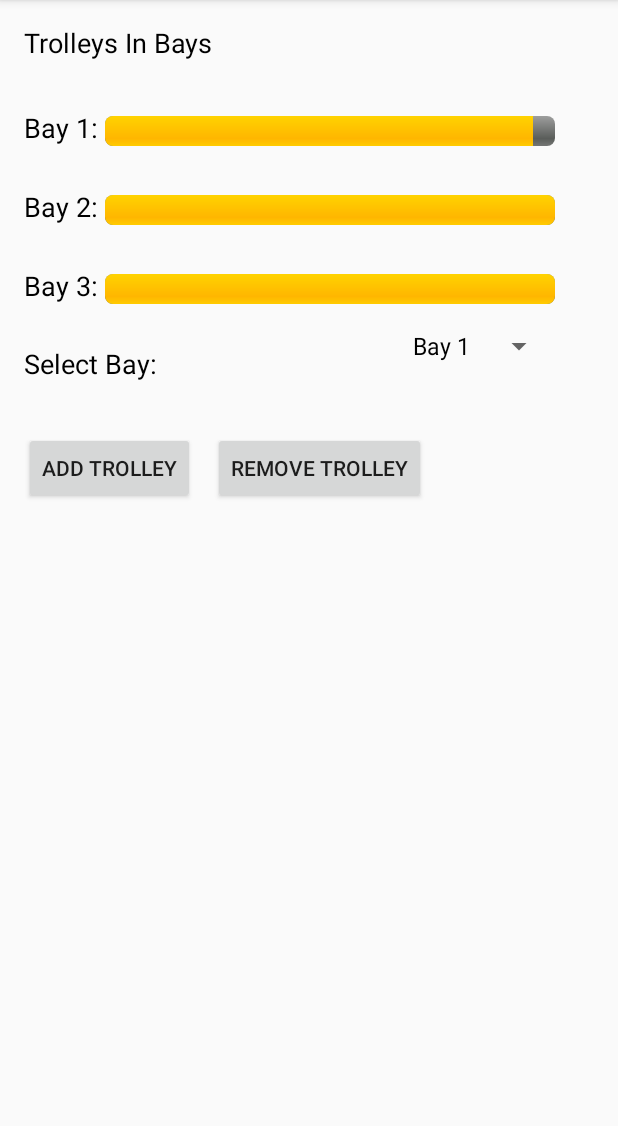
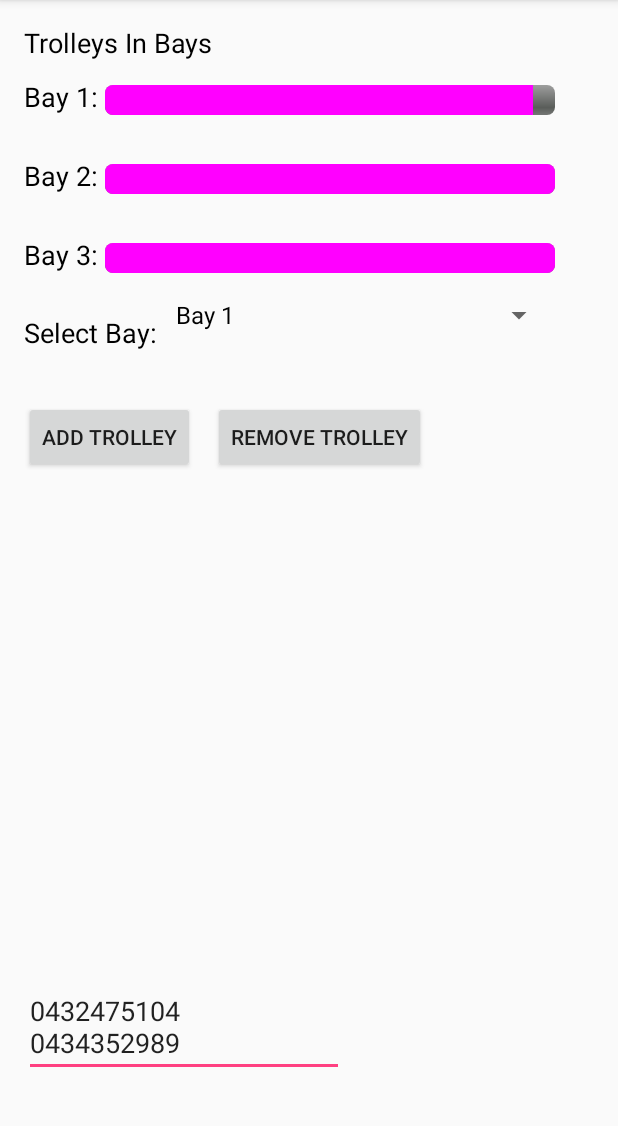
Before and after one commit to The-Scrum-Masters/archive-carro-inteligente, an Android app: the NotificationServer screen opened directly, with no data from a screen before it, after a tap on "REMOVE TROLLEY", on a phone screen of 412 x 824 dp, the part 84-1210 px from its top. Run offline under Robolectric (Android 15) with nearby library versions, the phone set to English and light mode, and no system bars.

Commit message:
Can now send data to a single phone at a time when a bay is low on trolleys

```diff
--- a/src/android/TrolleyReader/app/build.gradle
+++ b/src/android/TrolleyReader/app/build.gradle
@@ -17,6 +17,9 @@ android {
             proguardFiles getDefaultProguardFile('proguard-android.txt'), 'proguard-rules.pro'
         }
     }
+    compileOptions {
+
+    }
 }
 
 dependencies {
--- a/src/android/TrolleyReader/app/src/main/java/com/TheScrumMasters/TrolleyReader/NotificationClient.java
+++ b/src/android/TrolleyReader/app/src/main/java/com/TheScrumMasters/TrolleyReader/NotificationClient.java
@@ -122,4 +122,11 @@ public class NotificationClient extends AppCompatActivity implements ISMSHandler
                 .show();
     }
 
+    @Override
+    protected void onDestroy()
+    {
+        smsHandler.destroy();
+        super.onDestroy();
+    }
+
 }
--- a/src/android/TrolleyReader/app/src/main/java/com/TheScrumMasters/TrolleyReader/NotificationServer.java
+++ b/src/android/TrolleyReader/app/src/main/java/com/TheScrumMasters/TrolleyReader/NotificationServer.java
@@ -1,9 +1,13 @@
 package com.TheScrumMasters.TrolleyReader;
 
+import android.content.res.ColorStateList;
+import android.graphics.Color;
+import android.graphics.PorterDuff;
 import android.support.v7.app.AppCompatActivity;
 import android.os.Bundle;
 import android.view.View;
 import android.widget.ArrayAdapter;
+import android.widget.EditText;
 import android.widget.ProgressBar;
 import android.widget.Spinner;
 import android.widget.Toast;
@@ -22,12 +26,13 @@ public class NotificationServer extends AppCompatActivity implements ISMSHandler
     /**
      * This field is the percent of capacity the bays reach before alerting staff
      */
-    private double LOWER_CAPACITY_THRESHOLD = 0.20;
+    private final int LOW_BAY = Color.YELLOW;
+    private final int NORMAL_BAY = Color.MAGENTA;
+
 
     SMSHandler smsHandler;
 
     private HashMap<Bay, ProgressBar> bays;
-    String[] staffNumbers;
 
     @Override
     protected void onCreate(Bundle savedInstanceState)
@@ -35,19 +40,19 @@ public class NotificationServer extends AppCompatActivity implements ISMSHandler
         super.onCreate(savedInstanceState);
         setContentView(R.layout.activity_notification_server);
 
-        staffNumbers = new String[] {"0434352989"};
-
         smsHandler = new SMSHandler(this,this);
 
         bayChooser = ((Spinner) findViewById(R.id.Bay_Spinner));
 
-        Bay bay0 = new Bay(20,20,0);
-        Bay bay1 = new Bay(20,20,1);
-        Bay bay2 = new Bay(20,20,2);
+        Bay bay0 = new Bay(20,20,0.75,0);
+        Bay bay1 = new Bay(20,20,0.50,1);
+        Bay bay2 = new Bay(20,20,0.20,2);
 
         ProgressBar progressBar_bay0 = ((ProgressBar) findViewById(R.id.Bay0_ProgressBar));
         ProgressBar progressBar_bay1 = ((ProgressBar) findViewById(R.id.Bay1_ProgressBar));
         ProgressBar progressBar_bay2 = ((ProgressBar) findViewById(R.id.Bay2_ProgressBar));
+
+
 
         Bay[] bayObjects = new Bay[] {bay0, bay1, bay2};
         ProgressBar[] baysArray = new ProgressBar[] {progressBar_bay0,progressBar_bay1,progressBar_bay2};
@@ -63,8 +68,16 @@ public class NotificationServer extends AppCompatActivity implements ISMSHandler
             baysArray[i].setMax(bayObjects[i].getCapacity());
             baysArray[i].setProgress(bayObjects[i].getValue());
             bays.put(bayObjects[i], baysArray[i]);
+
+            updateBayColours(bayObjects[i]);
         }
 
+    }
+    private void updateBayColours(Bay bay)
+    {
+        ProgressBar bar = bays.get(bay);
+        int colour = bay.isLow() ? LOW_BAY : NORMAL_BAY;
+        bar.setProgressTintList(ColorStateList.valueOf(colour));
     }
 
     public void addTrolley_onClick(View v)
@@ -121,22 +134,22 @@ public class NotificationServer extends AppCompatActivity implements ISMSHandler
         return null;
     }
 
+
     private void checkForLowBays(Bay bay, int bayPosition)
     {
-        int bayThreshold = (int)Math.floor(LOWER_CAPACITY_THRESHOLD * bay.getCapacity());
-        //reason to check if already below threshold is so that we don't spam.
-        if (bay.getValue() <= bayThreshold && !bay.isBelowThreshold())
+        if (bay.isLow())
         {
-            String message = SMSNotification.createJSONMessage("1","A Bay is running out of trolleys, would you like to accept a request to fix this?", "Bay" + bayPosition);
+            final String message = SMSNotification.createJSONMessage("1","A Bay is running out of trolleys, would you like to accept a request to fix this?", "Bay" + bayPosition);
             Toast.makeText(this, "Low bay detected sending message", Toast.LENGTH_LONG).show();
             System.out.println(message);
-            bay.setIsBelowThreshold(true);
             try
             {
-                for (String number : staffNumbers)
+                final String[] staffNumbers = getStaffNumbers();
+                if (staffNumbers == null)
                 {
-                    smsHandler.sendMessage(number, message);
+                    return;
                 }
+
             }
             catch (IllegalArgumentException e)
             {
@@ -144,16 +157,32 @@ public class NotificationServer extends AppCompatActivity implements ISMSHandler
                 e.printStackTrace();
             }
         }
-        else
+        updateBayColours(bay);
+    }
+
+    private String[] getStaffNumbers()
+    {
+        EditText phoneNumberText = ((EditText) findViewById(R.id.phoneNumber_EditText));
+        String phoneNumbers = phoneNumberText.getText().toString();
+        if (phoneNumbers.isEmpty())
         {
-            Toast.makeText(this, "Bay is below threshold but a message was already sent", Toast.LENGTH_LONG).show();
+            Toast.makeText(this, "Phone numbers are empty, please enter atleast 1", Toast.LENGTH_LONG);
+            return null;
         }
+        //System.out.println("Phone numbers: ");
+        //System.out.println(phoneNumbers);
+        String[] phoneNumberArray = phoneNumbers.split("/\n/g");
+        for (String str : phoneNumberArray)
+            System.out.println(str);
 
-        if (bay.getValue() > bayThreshold && bay.isBelowThreshold())
-        {
-            bay.setIsBelowThreshold(false);
-            Toast.makeText(this, "Bay has risen above the threshold", Toast.LENGTH_LONG).show();
-        }
+        return phoneNumberArray;
+    }
+
+    @Override
+    protected void onDestroy()
+    {
+        smsHandler.destroy();
+        super.onDestroy();
     }
 
     @Override
--- a/src/android/TrolleyReader/app/src/main/java/com/TheScrumMasters/TrolleyReader/UtilityClasses/Bay.java
+++ b/src/android/TrolleyReader/app/src/main/java/com/TheScrumMasters/TrolleyReader/UtilityClasses/Bay.java
@@ -1,6 +1,4 @@
 package com.TheScrumMasters.TrolleyReader.UtilityClasses;
-
-import android.widget.ProgressBar;
 
 /**
  * Created by ryan on 22/09/16.
@@ -8,14 +6,16 @@ import android.widget.ProgressBar;
 public class Bay
 {
     private int capacity, value, id;
-    private boolean isBelowThreshold;
-    public Bay(int capacity, int value, int id)
+    private double lowerThreshold;
+    private boolean reportedLow;
+
+    public Bay(int capacity, int value, double lowerThreshold, int id)
     {
         this.capacity = capacity;
         this.value = value;
         this.id = id;
-
-        isBelowThreshold = false;
+        this.lowerThreshold = lowerThreshold;
+        reportedLow = false;
     }
 
     public void setCapacity(int capacity)
@@ -43,13 +43,23 @@ public class Bay
         return id;
     }
 
-    public void setIsBelowThreshold(boolean belowThreshold)
+    public double getLowerThreshold()
     {
-        isBelowThreshold = belowThreshold;
+        return lowerThreshold;
     }
 
-    public boolean isBelowThreshold()
+    public boolean isLow()
     {
-        return isBelowThreshold;
+        int bayThreshold = (int)Math.floor(lowerThreshold * capacity);
+        if (value <= bayThreshold && !reportedLow)
+        {
+            reportedLow = true;
+            return true;
+        }
+        else
+        {
+            reportedLow = false;
+        }
+        return false;
     }
 }
--- a/src/android/TrolleyReader/app/src/main/java/com/TheScrumMasters/TrolleyReader/UtilityClasses/SMSHandler.java
+++ b/src/android/TrolleyReader/app/src/main/java/com/TheScrumMasters/TrolleyReader/UtilityClasses/SMSHandler.java
@@ -8,8 +8,10 @@ import android.provider.Settings;
 import android.provider.Telephony;
 import android.telephony.SmsManager;
 import android.telephony.SmsMessage;
+import android.widget.Toast;
 
 import java.util.ArrayList;
+import java.util.IllegalFormatCodePointException;
 
 /**
  * Created by ryan on 19/09/16.
@@ -19,6 +21,8 @@ public class SMSHandler extends BroadcastReceiver
     private ISMSHandler ismsHandler;
     private SmsManager smsManager;
 
+    Context context;
+
     /* receiver is registered here rather than in the android manifest because
      * we can instantiate it properly with it's interface whereas android cannot
      */
@@ -26,6 +30,7 @@ public class SMSHandler extends BroadcastReceiver
     {
         this.ismsHandler = ismsHandler;
         smsManager = SmsManager.getDefault();
+        this.context = context;
 
 
         IntentFilter mIntentFilter = new IntentFilter();
@@ -38,6 +43,8 @@ public class SMSHandler extends BroadcastReceiver
     {
         ArrayList<String> splitMessage = smsManager.divideMessage(message);
         smsManager.sendMultipartTextMessage(phoneNumber, null, splitMessage, null, null);
+        System.out.println("----SMS Handler INFO-----");
+        System.out.println("Phone: " + phoneNumber);
         System.out.println("Sending Message");
     }
 
@@ -56,5 +63,10 @@ public class SMSHandler extends BroadcastReceiver
         ismsHandler.SMSReceived(messageBody);
     }
 
+    public void destroy()
+    {
+        context.unregisterReceiver(this);
+    }
+
 
 }
--- a/src/android/TrolleyReader/app/src/main/res/layout/activity_notification_server.xml
+++ b/src/android/TrolleyReader/app/src/main/res/layout/activity_notification_server.xml
@@ -20,24 +20,13 @@
         android:layout_alignParentStart="true"
         android:textColor="@android:color/black"/>
 
-    <TextView
-        android:layout_width="wrap_content"
-        android:layout_height="wrap_content"
-        android:textAppearance="?android:attr/textAppearanceMedium"
-        android:text="Bay 1: "
-        android:id="@+id/textView3"
-        android:textColor="@android:color/black"
-        android:layout_marginTop="32dp"
-        android:layout_alignParentStart="true"
-        android:layout_below="@+id/Bays_Label"/>
-
     <ProgressBar
         android:layout_width="wrap_content"
         android:layout_height="wrap_content"
         android:id="@+id/Bay0_ProgressBar"
         style="@android:style/Widget.ProgressBar.Horizontal"
-        android:layout_alignBottom="@+id/textView3"
-        android:layout_toEndOf="@+id/textView3"
+        android:layout_alignBottom="@+id/Bay1_Label"
+        android:layout_toEndOf="@+id/Bay1_Label"
         android:max="20"
         android:indeterminate="false"
         android:progress="20"
@@ -49,7 +38,7 @@
         android:layout_height="wrap_content"
         android:textAppearance="?android:attr/textAppearanceMedium"
         android:text="Bay 2: "
-        android:id="@+id/textView2"
+        android:id="@+id/Bay2_Label"
         android:textColor="@android:color/black"
         android:layout_marginTop="28dp"
         android:layout_below="@+id/Bay0_ProgressBar"
@@ -63,7 +52,7 @@
         android:max="20"
         android:indeterminate="false"
         android:progress="20"
-        android:layout_alignBottom="@+id/textView2"
+        android:layout_alignBottom="@+id/Bay2_Label"
         android:layout_alignStart="@+id/Bay0_ProgressBar"
         android:minWidth="300dp"/>
 
@@ -72,7 +61,7 @@
         android:layout_height="wrap_content"
         android:textAppearance="?android:attr/textAppearanceMedium"
         android:text="Bay 3: "
-        android:id="@+id/textView4"
+        android:id="@+id/Bay3_Label"
         android:textColor="@android:color/black"
         android:layout_marginTop="28dp"
         android:layout_below="@+id/Bay1_ProgressBar"
@@ -86,7 +75,7 @@
         android:max="20"
         android:indeterminate="false"
         android:progress="20"
-        android:layout_alignBottom="@+id/textView4"
+        android:layout_alignBottom="@+id/Bay3_Label"
         android:layout_alignStart="@+id/Bay1_ProgressBar"
         android:minWidth="300dp"/>
 
@@ -95,7 +84,7 @@
         android:layout_height="wrap_content"
         android:textAppearance="?android:attr/textAppearanceMedium"
         android:text="Select Bay: "
-        android:id="@+id/textView5"
+        android:id="@+id/BaySelect_Label"
         android:layout_below="@+id/Bay2_ProgressBar"
         android:layout_alignParentStart="true"
         android:layout_marginTop="27dp"
@@ -105,10 +94,10 @@
         android:layout_width="wrap_content"
         android:layout_height="wrap_content"
         android:id="@+id/Bay_Spinner"
-        android:spinnerMode="dialog"
         android:textAlignment="center"
-        android:layout_alignBottom="@+id/textView5"
-        android:layout_alignEnd="@+id/Bay2_ProgressBar"/>
+        android:layout_alignBottom="@+id/BaySelect_Label"
+        android:layout_alignEnd="@+id/Bay2_ProgressBar"
+        android:layout_toEndOf="@+id/BaySelect_Label"/>
 
     <Button
         android:layout_width="wrap_content"
@@ -117,7 +106,7 @@
         android:id="@+id/Add"
         android:layout_marginTop="33dp"
         android:onClick="addTrolley_onClick"
-        android:layout_below="@+id/textView5"
+        android:layout_below="@+id/BaySelect_Label"
         android:layout_alignParentStart="true"/>
 
     <Button
@@ -129,4 +118,38 @@
         android:layout_alignTop="@+id/Add"
         android:layout_toEndOf="@+id/Bays_Label"/>
 
+    <TextView
+        android:layout_width="wrap_content"
+        android:layout_height="wrap_content"
+        android:textAppearance="?android:attr/textAppearanceMedium"
+        android:text="Bay 1: "
+        android:id="@+id/Bay1_Label"
+        android:textColor="@android:color/black"
+        android:layout_marginTop="11dp"
+        android:layout_below="@+id/Bays_Label"
+        android:layout_alignParentStart="true"/>
+
+    <EditText
+        android:layout_width="wrap_content"
+        android:layout_height="wrap_content"
+        android:inputType="textMultiLine"
+        android:ems="10"
+        android:id="@+id/phoneNumber_EditText"
+        android:hint="Phone Numbers"
+        android:layout_alignParentBottom="true"
+        android:layout_alignParentStart="true"
+        android:layout_marginBottom="34dp"
+        android:text="0432475104\n0434352989"/>
+
+    <TextView
+        android:layout_width="wrap_content"
+        android:layout_height="wrap_content"
+        android:id="@+id/textView6"
+        android:textAppearance="@android:style/TextAppearance.Material.Medium"
+        tools:text="Clients \nPhone numbers, seperated by enter:"
+        android:textColor="@android:color/black"
+        android:layout_above="@+id/phoneNumber_EditText"
+        android:layout_alignParentStart="true"
+        android:layout_marginBottom="24dp"/>
+
 </RelativeLayout>
--- a/src/android/TrolleyReader/build.gradle
+++ b/src/android/TrolleyReader/build.gradle
@@ -5,7 +5,7 @@ buildscript {
         jcenter()
     }
     dependencies {
-        classpath 'com.android.tools.build:gradle:2.1.3'
+        classpath 'com.android.tools.build:gradle:2.2.0'
 
         // NOTE: Do not place your application dependencies here; they belong
         // in the individual module build.gradle files
```
Also changed, not shown: 1 other file.
